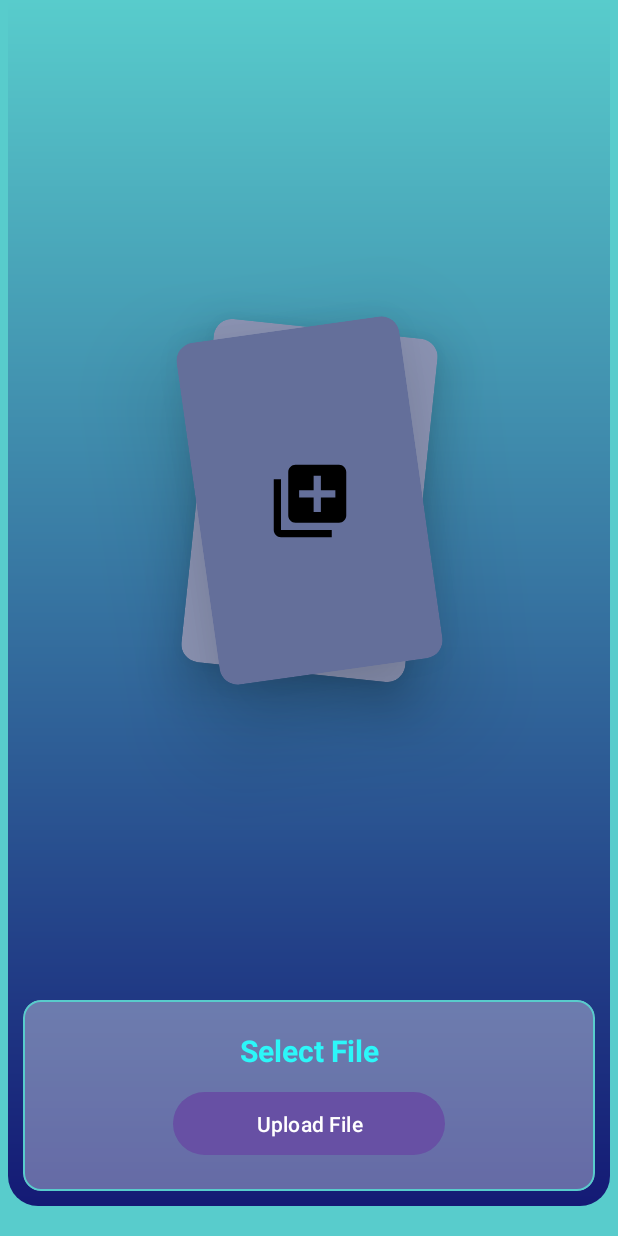
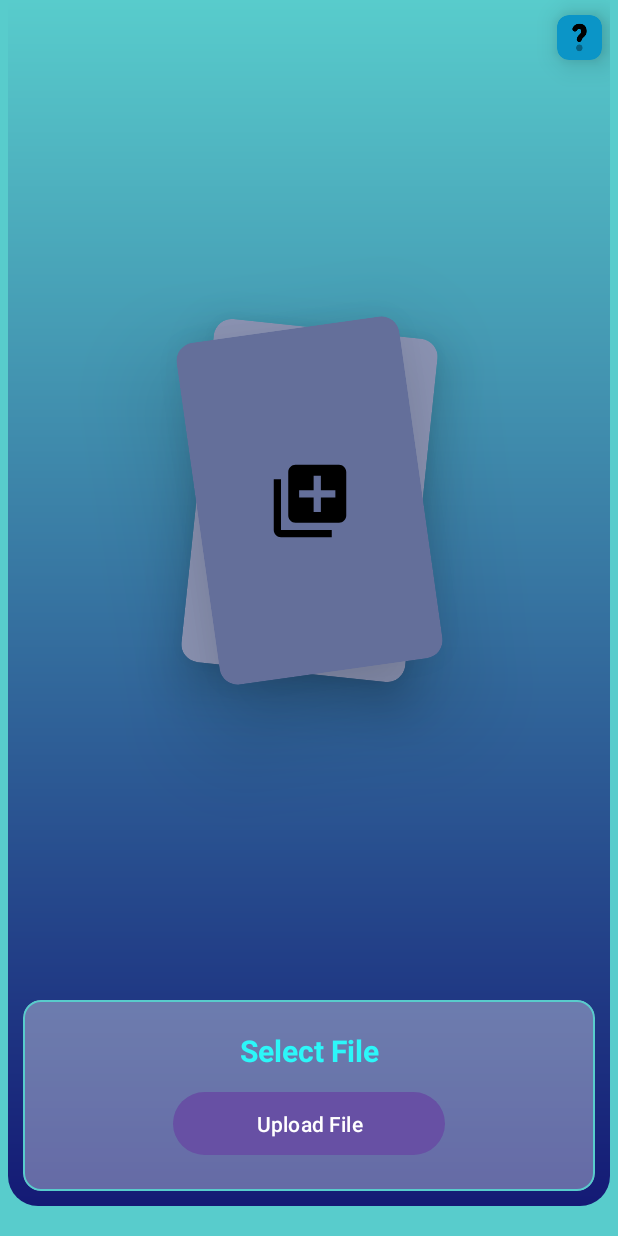
Before and after one commit to akp660/Data-Encryption, an Android app: the screen it shows after launch (home_page), on a phone screen of 412 x 824 dp. Run offline under Robolectric (Android 15) with nearby library versions, the phone set to English and light mode, and no system bars; our stand-ins replace FlexboxLayout; Roboto replaces fonts that are not available here.

Commit message:
added info btn in home_page

```diff
--- a/app/src/main/res/layout/activity_home_page.xml
+++ b/app/src/main/res/layout/activity_home_page.xml
@@ -19,6 +19,38 @@
         app:layout_constraintEnd_toEndOf="parent"
         app:layout_constraintStart_toStartOf="parent"
         app:layout_constraintTop_toTopOf="parent">
+
+        <androidx.cardview.widget.CardView
+            android:layout_width="30sp"
+            android:layout_height="30sp"
+            android:layout_marginTop="10dp"
+            android:layout_marginEnd="5dp"
+            app:cardCornerRadius="8dp"
+            app:cardElevation="12dp"
+            app:cardBackgroundColor="#0B95C7"
+            app:layout_constraintEnd_toEndOf="parent"
+            app:layout_constraintTop_toTopOf="parent">
+
+            <androidx.constraintlayout.widget.ConstraintLayout
+                android:layout_width="match_parent"
+                android:layout_height="match_parent">
+
+                <ImageView
+                    android:layout_width="match_parent"
+                    android:layout_height="match_parent"
+                    android:layout_marginStart="4dp"
+                    android:layout_marginTop="4dp"
+                    android:layout_marginEnd="4dp"
+                    android:layout_marginBottom="4dp"
+                    android:src="@drawable/info_icon"
+                    app:layout_constraintBottom_toBottomOf="parent"
+                    app:layout_constraintEnd_toEndOf="parent"
+                    app:layout_constraintStart_toStartOf="parent"
+                    app:layout_constraintTop_toTopOf="parent" />
+
+            </androidx.constraintlayout.widget.ConstraintLayout>
+
+        </androidx.cardview.widget.CardView>
 
         <androidx.cardview.widget.CardView
             android:id="@+id/cardView"
```
Also changed, not shown: app/src/main/res/drawable/info_icon.png (added).
